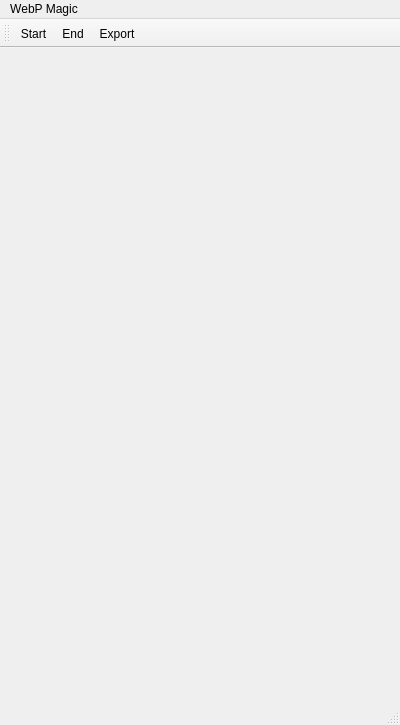
Above: mainwindow.ui from drnol/webp-magic before the change. Below: the same form after it.
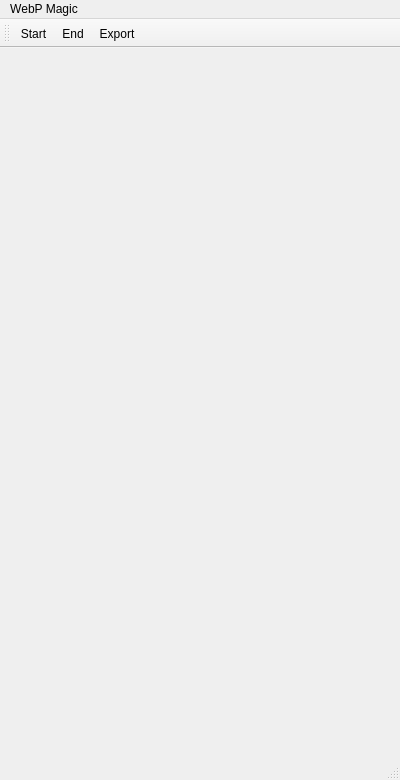
That is the form after the change.

Commit message: default window size changed

Patch:
```diff
--- a/mainwindow.ui
+++ b/mainwindow.ui
@@ -7,7 +7,7 @@
     <x>0</x>
     <y>0</y>
     <width>400</width>
-    <height>725</height>
+    <height>780</height>
    </rect>
   </property>
   <property name="windowTitle">
```
The commit also changes 1 other file.
